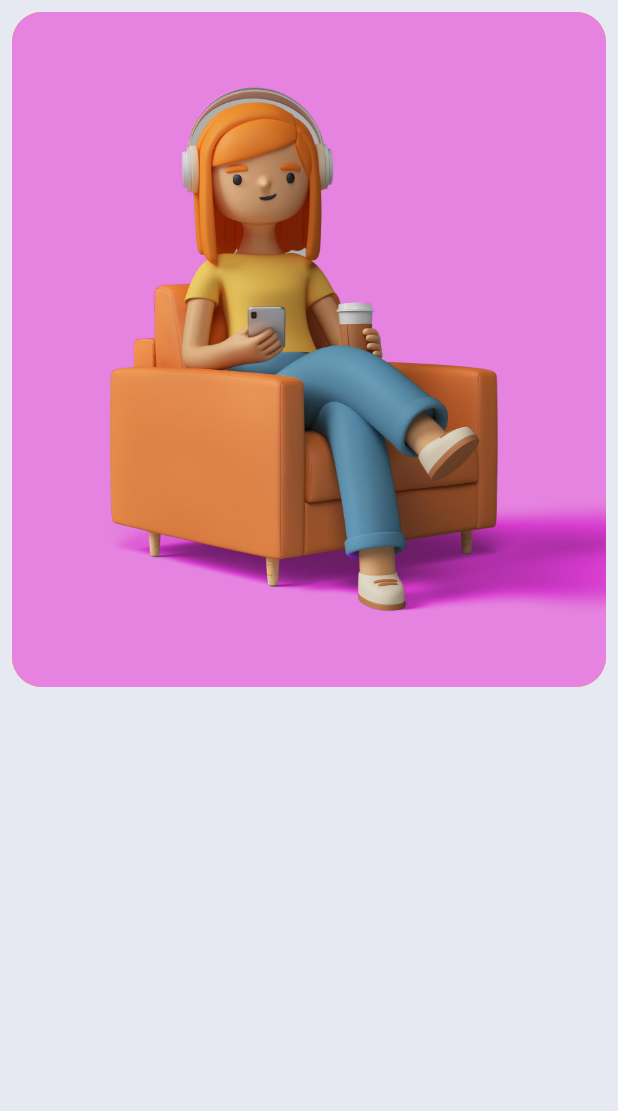
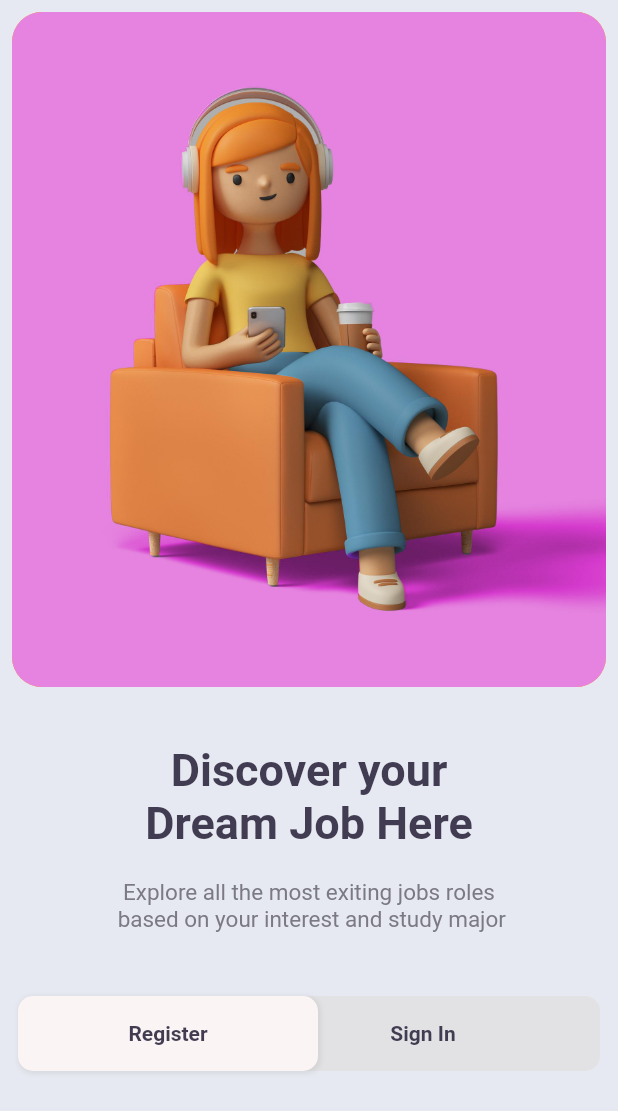
Before and after one commit to elhajuojy/login_ui_day3, a Flutter app: the screen it shows after launch, on a phone screen of 412 x 824 dp. Shown: the top 1111 px of the screen. Run offline on Flutter 3.47's test engine with Material 2 defaults, Android fonts, the phone set to English and light mode, and no system bars.

Commit message:
done with the welcome page

```diff
--- a/lib/main.dart
+++ b/lib/main.dart
@@ -19,6 +19,9 @@ class MyApp extends StatelessWidget {
     // ignore: prefer_const_constructors
     return MaterialApp(
       debugShowCheckedModeBanner: false,
+      theme: ThemeData(
+        fontFamily: 'Roboto',
+      ),
       home: WelcomePage(),
     );
   }
--- a/lib/screens/welcomepage.dart
+++ b/lib/screens/welcomepage.dart
@@ -28,6 +28,91 @@ class WelcomePage extends StatelessWidget {
                     )),
               ),
             ),
+            const SizedBox(height: 30),
+            Text(
+              "Discover your\nDream Job Here",
+              textAlign: TextAlign.center,
+              style: TextStyle(
+                fontSize: 30,
+                fontWeight: FontWeight.w600,
+                color: appColors.heading1,
+              ),
+            ),
+            const SizedBox(height: 20),
+            Text(
+              "Explore all the most exiting jobs roles \n based on your interest and study major",
+              textAlign: TextAlign.center,
+              style: TextStyle(
+                fontSize: 15,
+                fontWeight: FontWeight.w500,
+                color: appColors.subtitle,
+              ),
+            ),
+            const SizedBox(height: 30),
+            Padding(
+              padding: const EdgeInsets.all(12.0),
+              child: Container(
+                width: double.infinity,
+                height: 50,
+                decoration: BoxDecoration(
+                  borderRadius: BorderRadius.circular(10),
+                  color: Color.fromARGB(179, 225, 223, 223),
+                ),
+                child: Row(
+                  children: [
+                    GestureDetector(
+                      onTap: (() {
+                        print("Register000");
+                      }),
+                      child: Container(
+                        decoration: BoxDecoration(
+                            borderRadius: BorderRadius.circular(10),
+                            color: Color.fromARGB(255, 251, 244, 244),
+                            boxShadow: [
+                              BoxShadow(
+                                color: Colors.grey.withOpacity(0.2),
+                                spreadRadius: 1,
+                                blurRadius: 2,
+                                offset:
+                                    Offset(1, 1), // changes position of shadow
+                              ),
+                            ]),
+                        alignment: Alignment.center,
+                        // ignore: sort_child_properties_last
+                        child: Text(
+                          "Register",
+                          style: TextStyle(
+                            fontWeight: FontWeight.bold,
+                            color: appColors.heading1,
+                          ),
+                        ),
+                        width: 200,
+                      ),
+                    ),
+                    GestureDetector(
+                      onTap: (() {
+                        print("sign in ");
+                      }),
+                      child: Container(
+                        // ignore: sort_child_properties_last
+                        child: Text(
+                          "Sign In",
+                          style: TextStyle(
+                            fontWeight: FontWeight.bold,
+                            color: appColors.heading1,
+                          ),
+                        ),
+                        decoration: BoxDecoration(
+                          borderRadius: BorderRadius.circular(10),
+                        ),
+                        alignment: Alignment.center,
+                        width: 140,
+                      ),
+                    ),
+                  ],
+                ),
+              ),
+            )
           ],
         ),
       ),
--- a/pubspec.yaml
+++ b/pubspec.yaml
@@ -75,6 +75,12 @@ flutter:
   # "family" key with the font family name, and a "fonts" key with a
   # list giving the asset and other descriptors for the font. For
   # example:
+  fonts:
+    - family: Roboto
+      fonts:
+        - asset: assets/fonts/Roboto-Regular.ttf
+        - asset: assets/fonts/Roboto-Bold.ttf
+        - asset: assets/fonts/Roboto-Black.ttf
   # fonts:
   #   - family: Schyler
   #     fonts:
```
Also changed, not shown: assets/fonts/Roboto-Black.ttf (added), assets/fonts/Roboto-Bold.ttf (added), assets/fonts/Roboto-Regular.ttf (added).
